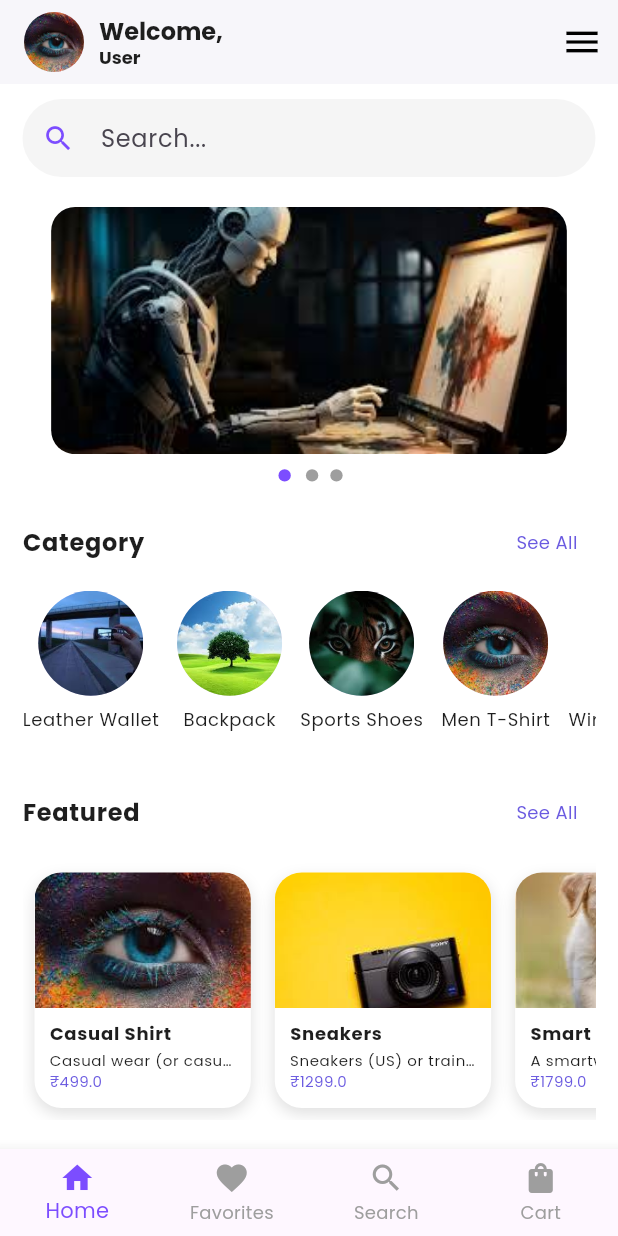
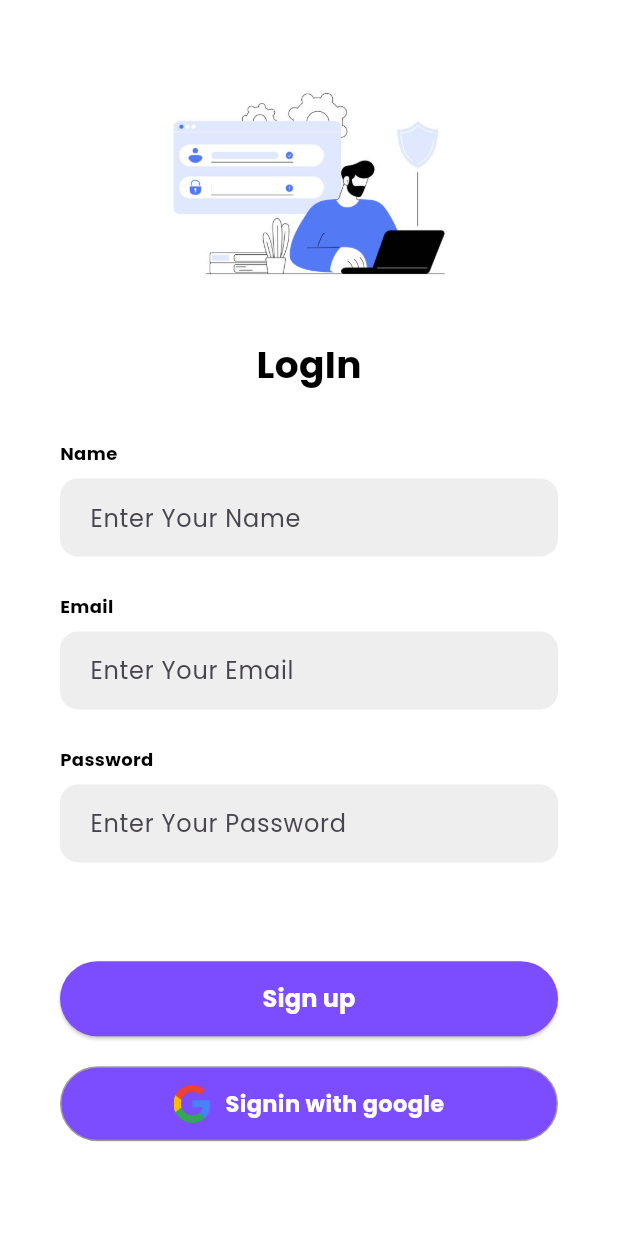
Before and after one commit to parthfablead99/ecommerce, a Flutter app: the screen it shows after launch, on a phone screen of 412 x 824 dp. Run offline on Flutter 3.47's test engine with Material 3 defaults, Android fonts, the phone set to English and light mode, and no system bars; drawn by our look-alikes of carousel_slider; our stand-ins replace firebase_auth, firebase_core, google_fonts, google_sign_in; accounts and stored records are empty.

Commit message:
login screen integated googlesign, email  login

```diff
--- /dev/null
+++ b/devtools_options.yaml
@@ -0,0 +1,3 @@
+description: This file stores settings for Dart & Flutter DevTools.
+documentation: https://docs.flutter.dev/tools/devtools/extensions#configure-extension-enablement-states
+extensions:
--- a/lib/main.dart
+++ b/lib/main.dart
@@ -3,6 +3,7 @@ import 'package:ecommerceapp/routes/app_routes.dart';
 import 'package:ecommerceapp/screen/checkoutscreen/provider/checkOutProvider.dart';
 import 'package:ecommerceapp/screen/favscreen/provider/favProvider.dart';
 import 'package:ecommerceapp/screen/cartscreen/provider/cartProvider.dart';
+import 'package:ecommerceapp/screen/googleSignin/provider/auth_provider.dart';
 import 'package:ecommerceapp/screen/homeScreen/provider/home_provider.dart';
 import 'package:ecommerceapp/screen/productslistscreen/provider/productlist_provider.dart';
 import 'package:ecommerceapp/screen/productslistscreen/view/productlist_screen.dart';
@@ -20,6 +21,7 @@ void main() async{
   runApp(
     MultiProvider(
       providers: [
+        ChangeNotifierProvider(create: (_) => AuthProvider()),
         ChangeNotifierProvider(create: (_) => HomeProvider()),
         ChangeNotifierProvider(create: (_) => FavProvider()),
         ChangeNotifierProvider(create: (_) => CartProvider()),
@@ -87,7 +89,7 @@ class MyApp extends StatelessWidget {
       ),
 
       // default home screen
-      initialRoute: AppRoutes.home,
+      initialRoute: AppRoutes.login,
       onGenerateRoute: AppRoutes.generateRoute,
     );
   }
--- a/lib/routes/app_routes.dart
+++ b/lib/routes/app_routes.dart
@@ -1,3 +1,4 @@
+import 'package:ecommerceapp/screen/googleSignin/view/loginScreen.dart';
 import 'package:flutter/cupertino.dart';
 import 'package:flutter/material.dart';
 
@@ -7,6 +8,7 @@ import '../screen/productslistscreen/view/productlist_screen.dart';
 import '../utils/main_layout.dart';
 
 class AppRoutes {
+  static const login = '/login';
   static const home = '/home';
   static const products = '/products';
   static const productDetail = '/productDetail';
@@ -14,6 +16,9 @@ class AppRoutes {
 
   static Route<dynamic> generateRoute(RouteSettings settings) {
     switch (settings.name) {
+
+      case login:
+        return MaterialPageRoute(builder: (_) => Loginscreen());
 
       case home:
         return MaterialPageRoute(builder: (_) => const MainLayout());
--- /dev/null
+++ b/lib/screen/googleSignin/view/loginScreen.dart
@@ -0,0 +1,193 @@
+import 'package:ecommerceapp/routes/app_routes.dart';
+import 'package:ecommerceapp/screen/googleSignin/provider/auth_provider.dart';
+import 'package:ecommerceapp/screen/homeScreen/view/homeScreen.dart';
+import 'package:ecommerceapp/utils/size_config.dart';
+import 'package:flutter/cupertino.dart';
+import 'package:flutter/material.dart';
+import 'package:provider/provider.dart';
+
+class Loginscreen extends StatelessWidget {
+  Loginscreen({super.key});
+
+  final nameController = TextEditingController();
+  final emailController = TextEditingController();
+  final passController = TextEditingController();
+
+  InputDecoration _textField(String hint){
+    return InputDecoration(
+      filled: true,
+      fillColor: Colors.grey.shade200,
+      hintText: hint,
+      border: OutlineInputBorder(
+        borderRadius: BorderRadius.circular(12),
+        borderSide: BorderSide.none,
+      ),
+      contentPadding: EdgeInsets.symmetric(
+        horizontal: 16,
+        vertical: 14,
+      ),
+
+    );
+  }
+
+  @override
+  Widget build(BuildContext context) {
+    final auth = Provider.of<AuthProvider>(context);
+    SizeConfig.init(context);
+    return Scaffold(
+      body: Container(
+        decoration: BoxDecoration(
+          color: Colors.white
+        ),
+        child: SafeArea(
+            child: Padding(
+              padding: EdgeInsets.symmetric(
+                horizontal: 40,
+                vertical: 10
+              ),
+              child: Column(
+                children: [
+                  SizedBox(height: 30,),
+                  Image.asset(
+                    'assets/image/loginicon1.png',
+                    height: SizeConfig.screenHeight * 0.2,
+                  ),
+                  SizedBox(height: 20,),
+
+                  Text('LogIn',
+                    style: TextStyle(
+                      fontSize: 25,
+                      fontWeight: FontWeight.bold,
+                      color:  Colors.black
+                    ),
+                  ),
+                  SizedBox(height: SizeConfig.blockHeight * 4),
+
+                  Align(
+                    alignment: Alignment.centerLeft,
+                    child: Text('Name',
+                      style: TextStyle(
+                          color:Colors.black,
+                          fontWeight: FontWeight.bold),
+                    ),
+                  ),
+                  SizedBox(height: SizeConfig.blockHeight * 1),
+                  TextField(
+                    controller: nameController,
+                    decoration: _textField('Enter Your Name'),
+                  ),
+                  SizedBox(height: SizeConfig.blockHeight * 3),
+
+                  Align(
+                    alignment: Alignment.centerLeft,
+                    child: Text('Email',
+                      style: TextStyle(
+                          color:Colors.black,
+                          fontWeight: FontWeight.bold,
+                      ),
+                    ),
+                  ),
+                  SizedBox(height: SizeConfig.blockHeight * 1),
+
+                  TextField(
+                    controller: emailController,
+                    decoration: _textField('Enter Your Email'),
+                  ),
+                  SizedBox(height: SizeConfig.blockHeight * 3),
+
+                  Align(
+                    alignment: Alignment.centerLeft,
+                    child: Text('Password',
+                      style: TextStyle(
+                          color:Colors.black,
+                          fontWeight: FontWeight.bold),
+                    ),
+                  ),
+                SizedBox(height: SizeConfig.blockHeight * 1),
+
+                  TextField(
+                    controller: passController,
+                    decoration: _textField('Enter Your Password'),
+                  ),
+                  SizedBox(height: SizeConfig.blockHeight * 8),
+
+                  auth.loading ?
+                  CircularProgressIndicator() : SizedBox(
+                    width: double.infinity,
+                    height: 50,
+                    child: ElevatedButton(
+                      style: ElevatedButton.styleFrom(
+                          backgroundColor: Colors.deepPurpleAccent,
+                        shape: RoundedRectangleBorder(
+                          borderRadius: BorderRadiusGeometry.circular(30),
+                        ),
+                      ),
+                        onPressed: ()async{
+                          final user = await auth.loginEmail(
+                              emailController.text.trim(),
+                            passController.text.trim(),
+                          );
+                          if(user != null && context.mounted){
+                            Navigator.pushReplacementNamed(
+                                context,
+                                AppRoutes.home,
+                            );
+                          }
+                        },
+                        child: Text('Sign up',
+                          style: TextStyle(
+                            color:Colors.white,
+                            fontSize: 16,
+                            fontWeight: FontWeight.bold,
+                          ),
+                        ),
+                    ),
+                  ),
+                  SizedBox(height: 20,),
+
+                  auth.loading ? SizedBox() : GestureDetector(
+                    onTap: ()async{
+                      final user = await auth.signInWithGoogle();
+                      if(user != null && context.mounted){
+                        Navigator.pushReplacementNamed(
+                            context,
+                            AppRoutes.home,
+                        );
+                      }
+                    },
+                    child: Container(
+                      height: 50,
+                      width: double.infinity,
+                      decoration: BoxDecoration(
+                        borderRadius: BorderRadius.circular(30),
+                        border: Border.all(color: Colors.grey),
+                        color: Colors.deepPurpleAccent
+                      ),
+                      child: Row(
+                        mainAxisAlignment: MainAxisAlignment.center,
+                        children: [
+                          Image.asset(
+                              'assets/image/google4.png',
+                            height: 25,
+                          ),
+                          SizedBox(width: 10,),
+                          Text('Signin with google',
+                            style: TextStyle(
+                              color:Colors.white,
+                              fontSize: 15,
+                              fontWeight: FontWeight.bold,
+                            ),
+                          ),
+                        ],
+                      ),
+                    ),
+                  ),
+                  // SizedBox(height: SizeConfig.blockHeight * 17)
+                ],
+              ),
+            ),
+        ),
+      ),
+    );
+  }
+}
--- a/pubspec.yaml
+++ b/pubspec.yaml
@@ -43,6 +43,7 @@ dependencies:
   firebase_messaging: ^16.0.4
   cloud_firestore: ^6.1.0
   firebase_storage: ^13.0.4
+  google_sign_in: ^6.1.0
 
 
 dev_dependencies:
```
Also changed, not shown: lib/screen/googleSignin/provider/auth_provider.dart (added, +66 -0 lines), assets/image/google.png (added), assets/image/google1.png (added), assets/image/google2.png (added), assets/image/google3.png (added), assets/image/google4.png (added), assets/image/loginicon.webp (added), assets/image/loginicon1.png (added), pubspec.lock, 3 other files.
